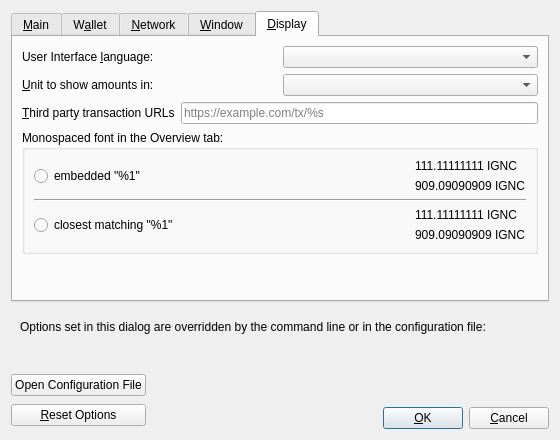
Qt form src/qt/forms/optionsdialog.ui (vtsxking/ignitecoin) before a commit.
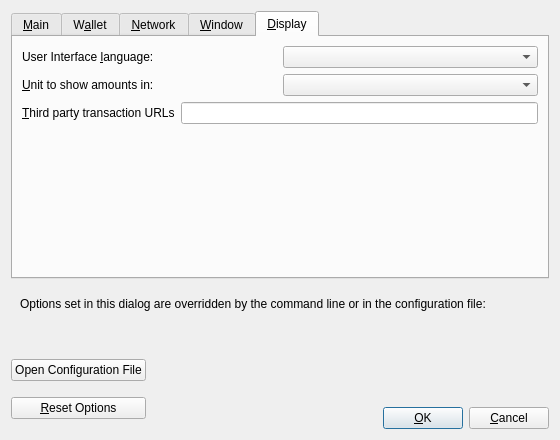
The same form after that commit. The open tabs and pages were chosen to show the change. Custom widgets are drawn as their Qt base class.

```diff
--- a/src/qt/forms/optionsdialog.ui
+++ b/src/qt/forms/optionsdialog.ui
@@ -28,7 +28,7 @@
       </attribute>
       <layout class="QVBoxLayout" name="verticalLayout_Main">
        <item>
-        <widget class="QCheckBox" name="ignitecoinAtStartup">
+        <widget class="QCheckBox" name="bitcoinAtStartup">
          <property name="toolTip">
           <string>Automatically start %1 after logging in to the system.</string>
          </property>
@@ -55,7 +55,7 @@
         <item>
          <widget class="QCheckBox" name="prune">
           <property name="toolTip">
-           <string>Enabling pruning significantly reduces the disk space required to store transactions. All blocks are still fully validated. Reverting this setting requires re-downloading the entire blockchain.</string>
+           <string>Disables some advanced features but all blocks will still be fully validated. Reverting this setting requires re-downloading the entire blockchain. Actual disk usage may be somewhat higher.</string>
           </property>
           <property name="text">
            <string>Prune &amp;block storage to</string>
@@ -252,23 +252,13 @@
        <item>
         <widget class="QCheckBox" name="mapPortUpnp">
          <property name="toolTip">
-          <string>Automatically open the Ignitecoin client port on the router. This only works when your router supports UPnP and it is enabled.</string>
+          <string>Automatically open the Bitcoin client port on the router. This only works when your router supports UPnP and it is enabled.</string>
          </property>
          <property name="text">
           <string>Map port using &amp;UPnP</string>
          </property>
         </widget>
        </item>
-       <item>
-        <widget class="QCheckBox" name="mapPortNatpmp">
-         <property name="toolTip">
-          <string>Automatically open the Ignitecoin client port on the router. This only works when your router supports NAT-PMP and it is enabled. The external port could be random.</string>
-         </property>
-         <property name="text">
-          <string>Map port using NA&amp;T-PMP</string>
-         </property>
-        </widget>
-       </item>
        <item>
         <widget class="QCheckBox" name="allowIncoming">
          <property name="toolTip">
@@ -282,7 +272,7 @@
        <item>
         <widget class="QCheckBox" name="connectSocks">
          <property name="toolTip">
-          <string>Connect to the Ignitecoin network through a SOCKS5 proxy.</string>
+          <string>Connect to the Bitcoin network through a SOCKS5 proxy.</string>
          </property>
          <property name="text">
           <string>&amp;Connect through SOCKS5 proxy (default proxy):</string>
@@ -469,10 +459,10 @@
        <item>
         <widget class="QCheckBox" name="connectSocksTor">
          <property name="toolTip">
-          <string>Connect to the Ignitecoin network through a separate SOCKS5 proxy for Tor onion services.</string>
+          <string>Connect to the Bitcoin network through a separate SOCKS5 proxy for Tor hidden services.</string>
          </property>
          <property name="text">
-          <string>Use separate SOCKS&amp;5 proxy to reach peers via Tor onion services:</string>
+          <string>Use separate SOCKS&amp;5 proxy to reach peers via Tor hidden services:</string>
          </property>
         </widget>
        </item>
@@ -578,15 +568,12 @@
       </attribute>
       <layout class="QVBoxLayout" name="verticalLayout_Window">
        <item>
-        <widget class="QCheckBox" name="showTrayIcon">
+        <widget class="QCheckBox" name="hideTrayIcon">
          <property name="toolTip">
-          <string>Show the icon in the system tray.</string>
+          <string>Hide the icon from the system tray.</string>
          </property>
          <property name="text">
-          <string>&amp;Show tray icon</string>
-         </property>
-         <property name="checked">
-          <bool>true</bool>
+          <string>&amp;Hide tray icon</string>
          </property>
         </widget>
        </item>
@@ -698,113 +685,10 @@
            <property name="toolTip">
             <string>Third party URLs (e.g. a block explorer) that appear in the transactions tab as context menu items. %s in the URL is replaced by transaction hash. Multiple URLs are separated by vertical bar |.</string>
            </property>
-           <property name="placeholderText">
-            <string notr="true">https://example.com/tx/%s</string>
-           </property>
           </widget>
          </item>
         </layout>
        </item>
-       <item>
-        <widget class="QGroupBox" name="font_groupBox">
-         <property name="title">
-          <string>Monospaced font in the Overview tab:</string>
-         </property>
-         <layout class="QVBoxLayout" name="font_verticalLayout">
-          <item>
-           <layout class="QHBoxLayout" name="embeddedFont_horizontalLayout">
-            <item>
-             <widget class="QRadioButton" name="embeddedFont_radioButton">
-              <property name="text">
-               <string>embedded &quot;%1&quot;</string>
-              </property>
-             </widget>
-            </item>
-            <item>
-             <spacer name="embeddedFont_horizontalSpacer">
-              <property name="orientation">
-               <enum>Qt::Horizontal</enum>
-              </property>
-              <property name="sizeHint" stdset="0">
-               <size>
-                <width>40</width>
-                <height>20</height>
-               </size>
-              </property>
-             </spacer>
-            </item>
-            <item>
-             <layout class="QVBoxLayout" name="embeddedFont_verticalLayout">
-              <item>
-               <widget class="QLabel" name="embeddedFont_label_1">
-                <property name="text">
-                 <string>111.11111111 IGNC</string>
-                </property>
-               </widget>
-              </item>
-              <item>
-               <widget class="QLabel" name="embeddedFont_label_9">
-                <property name="text">
-                 <string>909.09090909 IGNC</string>
-                </property>
-               </widget>
-              </item>
-             </layout>
-            </item>
-           </layout>
-          </item>
-          <item>
-           <widget class="Line" name="font_line">
-            <property name="orientation">
-             <enum>Qt::Horizontal</enum>
-            </property>
-           </widget>
-          </item>
-          <item>
-           <layout class="QHBoxLayout" name="systemFont_horizontalLayout">
-            <item>
-             <widget class="QRadioButton" name="systemFont_radioButton">
-              <property name="text">
-               <string>closest matching &quot;%1&quot;</string>
-              </property>
-             </widget>
-            </item>
-            <item>
-             <spacer name="systemFont_horizontalSpacer">
-              <property name="orientation">
-               <enum>Qt::Horizontal</enum>
-              </property>
-              <property name="sizeHint" stdset="0">
-               <size>
-                <width>40</width>
-                <height>20</height>
-               </size>
-              </property>
-             </spacer>
-            </item>
-            <item>
-             <layout class="QVBoxLayout" name="systemFont_verticalLayout">
-              <item>
-               <widget class="QLabel" name="systemFont_label_1">
-                <property name="text">
-                 <string>111.11111111 IGNC</string>
-                </property>
-               </widget>
-              </item>
-              <item>
-               <widget class="QLabel" name="systemFont_label_9">
-                <property name="text">
-                 <string>909.09090909 IGNC</string>
-                </property>
-               </widget>
-              </item>
-             </layout>
-            </item>
-           </layout>
-          </item>
-         </layout>
-        </widget>
-       </item>
        <item>
         <spacer name="verticalSpacer_Display">
          <property name="orientation">
@@ -873,7 +757,7 @@
      <item>
       <layout class="QVBoxLayout" name="verticalLayout_Buttons">
        <item>
-        <widget class="QPushButton" name="openIgnitecoinConfButton">
+        <widget class="QPushButton" name="openBitcoinConfButton">
          <property name="toolTip">
           <string>Open the %1 configuration file from the working directory.</string>
          </property>
```
